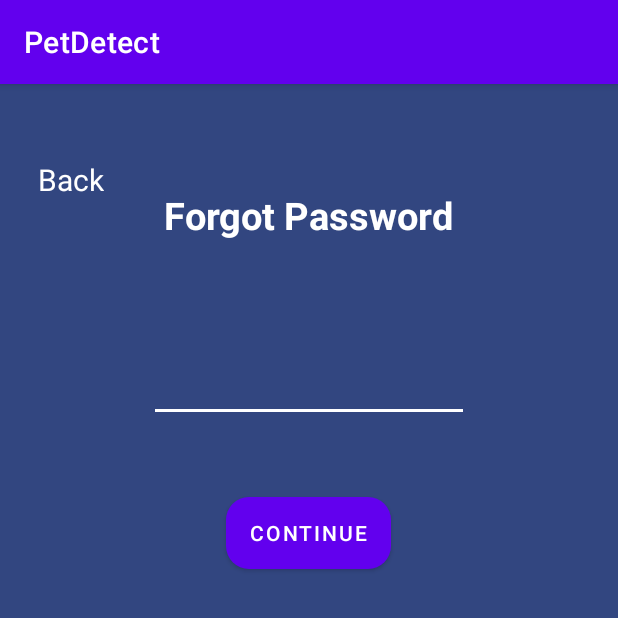
After one commit to yvich/PetDetect-version2, an Android app: the forgotPass screen opened directly, with no data from a screen before it, on a phone screen of 412 x 824 dp, the top half of it. The commit adds this screen. Run offline under Robolectric (Android 15) with nearby library versions, the phone set to English and light mode, and no system bars; our stand-ins replace Firebase (no records; nobody signed in at launch, a user with empty details on screens opened directly).

Commit message:
forgot password

```diff
--- /dev/null
+++ b/app/src/main/java/com/example/door/forgotPass.java
@@ -0,0 +1,93 @@
+package com.example.door;
+
+import androidx.annotation.NonNull;
+import androidx.appcompat.app.AppCompatActivity;
+
+import android.content.Intent;
+import android.os.Bundle;
+import android.text.TextUtils;
+import android.view.View;
+import android.widget.Button;
+import android.widget.EditText;
+import android.widget.TextView;
+import android.widget.Toast;
+
+import com.google.android.gms.tasks.OnCompleteListener;
+import com.google.android.gms.tasks.OnFailureListener;
+import com.google.android.gms.tasks.Task;
+import com.google.firebase.auth.FirebaseAuth;
+
+public class forgotPass extends AppCompatActivity {
+
+    protected Button continueButton;
+    protected EditText verifEmail;
+
+    TextView back;
+
+    private FirebaseAuth mAuth;
+
+    @Override
+    protected void onCreate(Bundle savedInstanceState) {
+        super.onCreate(savedInstanceState);
+        setContentView(R.layout.activity_forgot_password);
+
+        mAuth = FirebaseAuth.getInstance();
+
+        back = findViewById(R.id.back);
+        View.OnClickListener backClick = new View.OnClickListener() {
+            @Override
+            public void onClick(View view) {
+                startActivity(new Intent(forgotPass.this, MainActivity.class));
+                finish();
+            }
+        };
+
+        back.setOnClickListener(backClick);
+
+        continueButton = findViewById(R.id.continueButton);
+        View.OnClickListener continueClick = new View.OnClickListener() {
+            @Override
+            public void onClick(View view) {
+                recover();
+            }
+        };
+
+        continueButton.setOnClickListener(continueClick);
+
+        verifEmail = findViewById(R.id.verifEmail);
+
+    }
+
+    private void recover() {
+        String email;
+        email = verifEmail.getText().toString();
+
+        if (TextUtils.isEmpty(email)) {
+            Toast.makeText(getApplicationContext(), "Please enter email", Toast.LENGTH_LONG).show();
+            return;
+        }
+
+        mAuth.sendPasswordResetEmail(email).addOnCompleteListener(new OnCompleteListener<Void>() {
+            @Override
+            public void onComplete(@NonNull Task<Void> task) {
+                if(task.isSuccessful())
+                {
+                    Toast.makeText(getApplicationContext(),"Email sent! Please check email inbox or spam to reset your password.",Toast.LENGTH_LONG).show();
+                    startActivity(new Intent(forgotPass.this, MainActivity.class));
+                    finish();
+                }
+                else {
+                    Toast.makeText(getApplicationContext(),"Error, please try again.",Toast.LENGTH_LONG).show();
+                }
+            }
+        }).addOnFailureListener(new OnFailureListener() {
+            @Override
+            public void onFailure(@NonNull Exception e) {
+                Toast.makeText(getApplicationContext(), "Error, please try again", Toast.LENGTH_LONG).show();
+            }
+        });
+
+    }
+
+
+}
--- /dev/null
+++ b/app/src/main/res/layout/activity_forgot_password.xml
@@ -0,0 +1,55 @@
+<?xml version="1.0" encoding="utf-8"?>
+<RelativeLayout xmlns:android="http://schemas.android.com/apk/res/android"
+    android:layout_width="match_parent"
+    android:layout_height="match_parent"
+    xmlns:app="http://schemas.android.com/apk/res-auto"
+    android:background="@color/maincolor"
+    android:orientation="vertical"
+    android:weightSum="100">
+
+    <TextView
+        android:id="@+id/forgotPasswordTxt"
+        android:layout_width="wrap_content"
+        android:layout_height="wrap_content"
+        android:layout_centerHorizontal="true"
+        android:layout_marginTop="70dp"
+        android:text="Forgot Password"
+        android:textColor="@android:color/white"
+        android:textSize="25sp"
+        android:textStyle="bold" />
+
+    <TextView
+        android:layout_marginTop="50dp"
+        android:layout_marginLeft="25dp"
+        android:textColor="@color/white"
+        android:textSize="20dp"
+        android:text="Back"
+        android:id="@+id/back"
+        android:layout_width="wrap_content"
+        android:layout_height="wrap_content">
+
+    </TextView>
+
+    <EditText
+        android:id="@+id/verifEmail"
+        android:layout_width="wrap_content"
+        android:layout_height="wrap_content"
+        android:layout_below="@+id/forgotPasswordTxt"
+        android:layout_centerHorizontal="true"
+        android:layout_marginTop="75dp"
+        android:ems="10"
+        android:inputType="textEmailAddress"
+        android:textColor="@color/white"
+        app:backgroundTint="@color/white"/>
+
+    <Button
+        android:id="@+id/continueButton"
+        android:layout_width="wrap_content"
+        android:layout_height="wrap_content"
+        android:layout_below="@+id/verifEmail"
+        android:layout_centerHorizontal="true"
+        android:layout_marginTop="50dp"
+        android:background="@drawable/button_background2"
+        android:text="Continue" />
+
+</RelativeLayout>
```
Also changed, not shown: app/src/main/AndroidManifest.xml (+7 -0 lines), app/src/main/java/com/example/door/MainActivity.java (+10 -1 lines), app/src/main/java/com/example/door/forgot_password.xml (deleted, +0 -43 lines), app/src/main/res/layout/activity_main.xml (+4 -3 lines).
